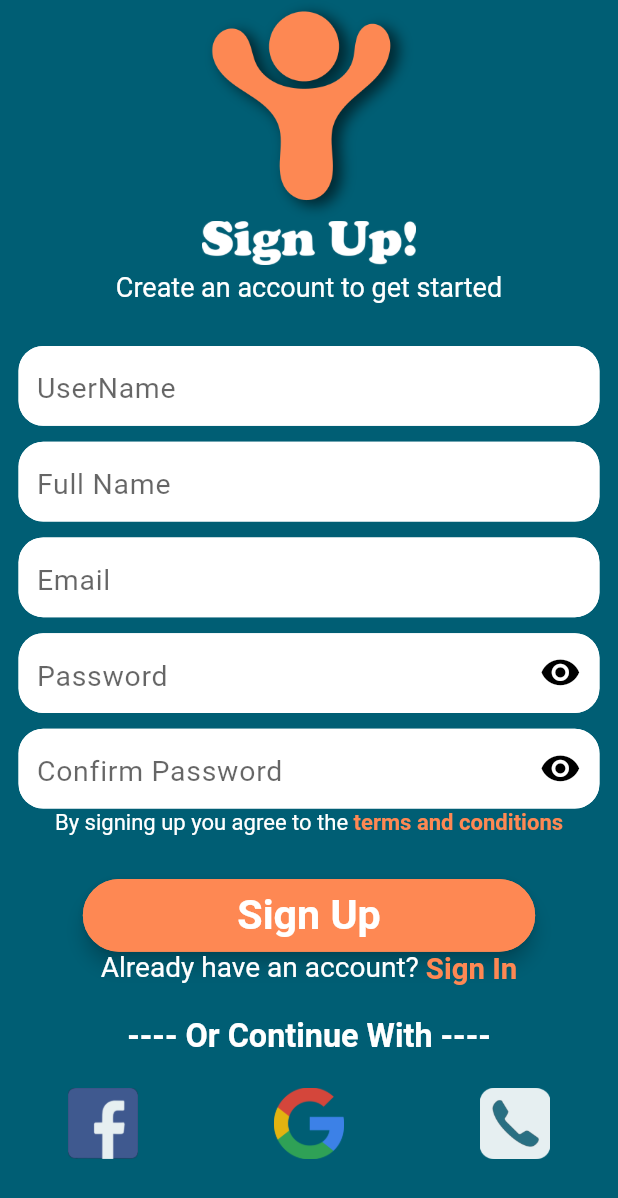
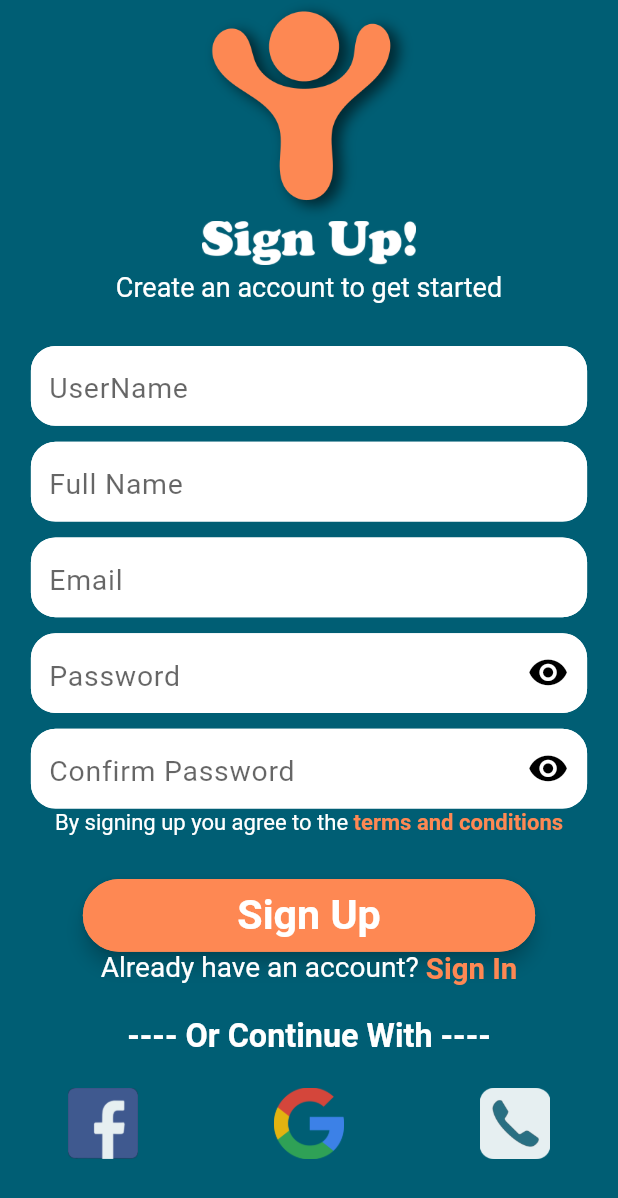
Before and after one commit to AhmadWehbe167/youplan, a Flutter app: the RegisterPage screen opened directly, on a phone screen of 412 x 824 dp. Shown: the top 1198 px of the screen. Run offline on Flutter 3.47's test engine with Material 2 defaults, Android fonts, the phone set to English and light mode, and no system bars; our stand-ins replace cloud_firestore, data_connection_checker, firebase_auth, flare_flutter, flutter_spinkit, google_maps_flutter; missing offline and left inert: algolia, flutter_google_places, google_maps_webservice; accounts and stored records are empty.

Commit message:
Some additional fixes to TextField

```diff
--- a/lib/Authenticate_Screens/Register_Page.dart
+++ b/lib/Authenticate_Screens/Register_Page.dart
@@ -129,7 +129,7 @@ class _RegisterPageState extends State<RegisterPage> {
                               flex: 5,
                               child: Padding(
                                 padding: EdgeInsets.fromLTRB(
-                                    width * 0.03, 0, width * 0.03, 0),
+                                    width * 0.05, 0, width * 0.05, 0),
                                 child: AuthTextField(
                                   obsecure: false,
                                   labelTitle: 'UserName',
@@ -171,7 +171,7 @@ class _RegisterPageState extends State<RegisterPage> {
                               flex: 5,
                               child: Padding(
                                 padding: EdgeInsets.fromLTRB(
-                                    width * 0.03, 0, width * 0.03, 0),
+                                    width * 0.05, 0, width * 0.05, 0),
                                 child: AuthTextField(
                                   obsecure: false,
                                   labelTitle: 'Full Name',
@@ -206,7 +206,7 @@ class _RegisterPageState extends State<RegisterPage> {
                               flex: 5,
                               child: Padding(
                                 padding: EdgeInsets.fromLTRB(
-                                    width * 0.03, 0, width * 0.03, 0),
+                                    width * 0.05, 0, width * 0.05, 0),
                                 child: AuthTextField(
                                   obsecure: false,
                                   labelTitle: 'Email',
@@ -235,7 +235,7 @@ class _RegisterPageState extends State<RegisterPage> {
                               flex: 5,
                               child: Padding(
                                 padding: EdgeInsets.fromLTRB(
-                                    width * 0.03, 0, width * 0.03, 0),
+                                    width * 0.05, 0, width * 0.05, 0),
                                 child: AuthTextField(
                                   obsecure: isObsecure,
                                   labelTitle: 'Password',
@@ -283,7 +283,7 @@ class _RegisterPageState extends State<RegisterPage> {
                               flex: 5,
                               child: Padding(
                                 padding: EdgeInsets.fromLTRB(
-                                    width * 0.03, 0, width * 0.03, 0),
+                                    width * 0.05, 0, width * 0.05, 0),
                                 child: AuthTextField(
                                   obsecure: isObsecure,
                                   labelTitle: 'Confirm Password',
```
